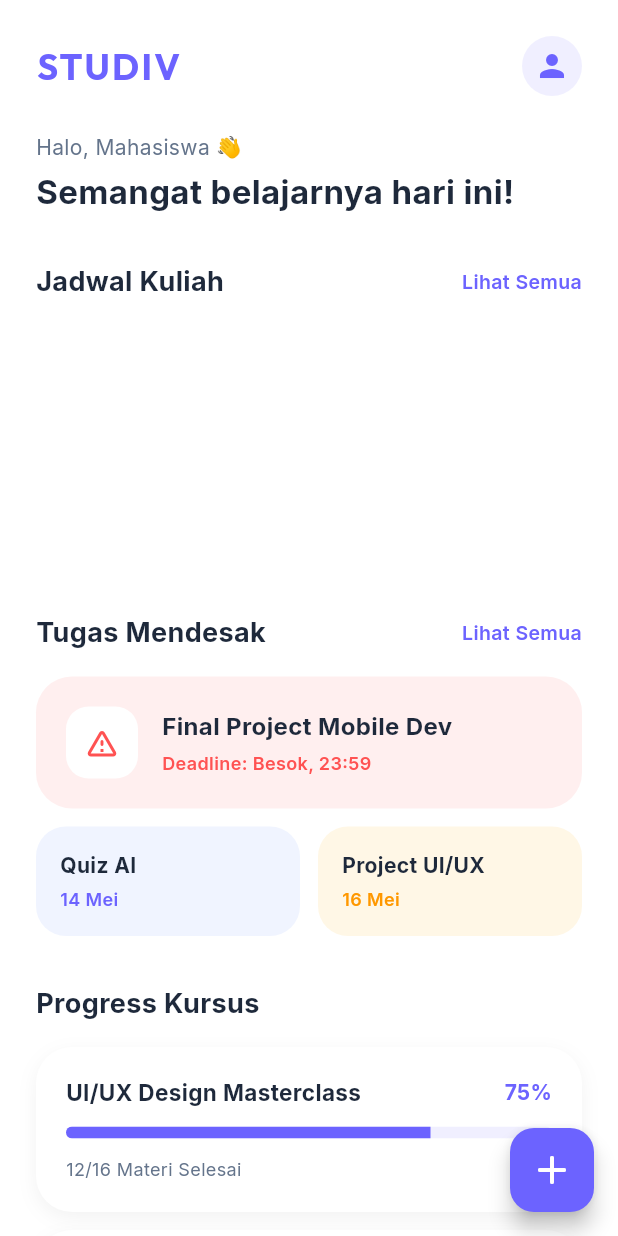
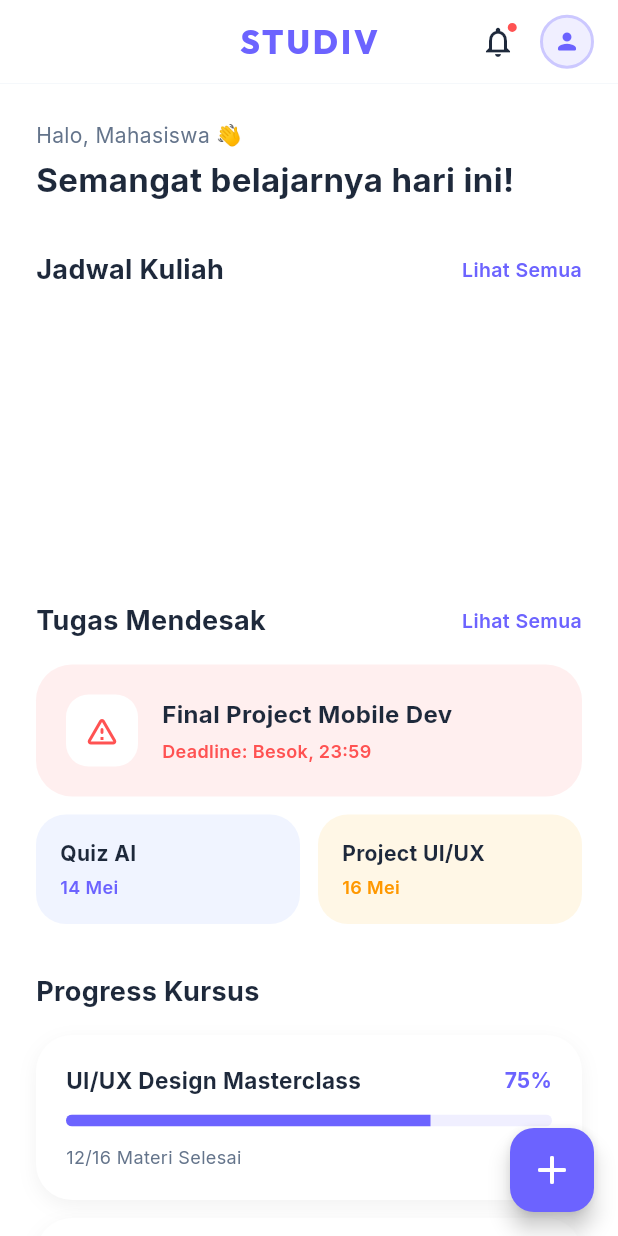
Before and after one commit to mohdikrullah/Studiv, a Flutter app: the DashboardScreen screen opened directly, on a phone screen of 412 x 824 dp. Run offline on Flutter 3.47's test engine with Material 3 defaults, Android fonts, the light colour scheme and no system bars; our stand-ins replace dio, google_fonts, hive, hive_flutter, image_picker, shared_preferences; accounts and stored records are empty.

```diff
--- a/lib/main.dart
+++ b/lib/main.dart
@@ -22,7 +22,7 @@ void main() async {
         ChangeNotifierProvider(create: (_) => ScheduleProvider()),
         ChangeNotifierProvider(create: (_) => AuthProvider()),
         ChangeNotifierProvider(create: (_) => NavigationProvider()),
-        ChangeNotifierProvider(create: (_) => GradeProvider()..loadGrades()),
+        ChangeNotifierProvider(create: (_) => GradeProvider()),
       ],
       child: const MyApp(),
     ),
--- a/lib/screens/dashboard/dashboard_screen.dart
+++ b/lib/screens/dashboard/dashboard_screen.dart
@@ -6,6 +6,7 @@ import '../../providers/auth_provider.dart';
 import '../../providers/schedule_provider.dart';
 import '../../models/schedule_model.dart';
 import '../../providers/navigation_provider.dart';
+import '../../widgets/studiv_app_bar.dart';
 
 class DashboardScreen extends StatefulWidget {
   const DashboardScreen({Key? key}) : super(key: key);
@@ -139,6 +140,18 @@ class _DashboardScreenState extends State<DashboardScreen> {
 
     return Scaffold(
       backgroundColor: AppTheme.backgroundColor,
+      appBar: StudivAppBar(
+        hasNotif: true,
+        onNotifTap: () {
+          // TODO: navigate ke NotificationsScreen
+          ScaffoldMessenger.of(context).showSnackBar(
+            const SnackBar(
+              content: Text('Tidak ada notifikasi baru'),
+              behavior: SnackBarBehavior.floating,
+            ),
+          );
+        },
+      ),
       floatingActionButton: FloatingActionButton(
         onPressed: _showAddScheduleSheet,
         backgroundColor: AppTheme.primaryColor,
@@ -150,40 +163,9 @@ class _DashboardScreenState extends State<DashboardScreen> {
           child: Column(
             crossAxisAlignment: CrossAxisAlignment.start,
             children: [
-              // --- Header ---
+              // --- Sapaan (header manual diganti AppBar di atas) ---
               Padding(
-                padding: const EdgeInsets.all(24.0),
-                child: Row(
-                  mainAxisAlignment: MainAxisAlignment.spaceBetween,
-                  children: [
-                    Text(
-                      'STUDIV',
-                      style: GoogleFonts.outfit(
-                        color: AppTheme.primaryColor,
-                        fontSize: 24,
-                        fontWeight: FontWeight.bold,
-                        letterSpacing: 1.5,
-                      ),
-                    ),
-                    MouseRegion(
-                      cursor: SystemMouseCursors.click,
-                      child: GestureDetector(
-                        onTap: () => navProvider.setIndex(3), // Go to Profile
-                        child: CircleAvatar(
-                          radius: 20,
-                          backgroundColor: AppTheme.primaryColor.withValues(alpha: 0.1),
-                          backgroundImage: user?.profilePicture != null ? NetworkImage(user!.profilePicture!) : null,
-                          child: user?.profilePicture == null ? const Icon(Icons.person, color: AppTheme.primaryColor) : null,
-                        ),
-                      ),
-                    ),
-                  ],
-                ),
-              ),
-
-              // --- Sapaan ---
-              Padding(
-                padding: const EdgeInsets.symmetric(horizontal: 24.0),
+                padding: const EdgeInsets.fromLTRB(24, 24, 24, 0),
                 child: Column(
                   crossAxisAlignment: CrossAxisAlignment.start,
                   children: [
--- a/lib/screens/profile/profile_screen.dart
+++ b/lib/screens/profile/profile_screen.dart
@@ -2,7 +2,11 @@ import 'package:flutter/material.dart';
 import 'package:google_fonts/google_fonts.dart';
 import 'package:provider/provider.dart';
 import '../../providers/auth_provider.dart';
+import '../../providers/schedule_provider.dart';
+import '../../providers/task_provider.dart';
+import '../../providers/grade_provider.dart';
 import '../../theme/app_theme.dart';
+import '../auth/login_screen.dart';
 import 'edit_profile_screen.dart';
 import 'academic_history_screen.dart';
 import 'notifications_screen.dart';
@@ -35,7 +39,19 @@ class ProfileScreen extends StatelessWidget {
         actions: [
           IconButton(
             icon: const Icon(Icons.logout_rounded, color: Colors.redAccent),
-            onPressed: () => authProvider.logout(),
+            onPressed: () async {
+              Provider.of<ScheduleProvider>(context, listen: false).clearData();
+              Provider.of<TaskProvider>(context, listen: false).clearData();
+              Provider.of<GradeProvider>(context, listen: false).clearData();
+              await authProvider.logout();
+              if (context.mounted) {
+                Navigator.pushAndRemoveUntil(
+                  context,
+                  MaterialPageRoute(builder: (context) => const LoginScreen()),
+                  (route) => false,
+                );
+              }
+            },
           ),
           const SizedBox(width: 8),
         ],
--- /dev/null
+++ b/lib/widgets/studiv_app_bar.dart
@@ -0,0 +1,159 @@
+import 'package:flutter/material.dart';
+import 'package:google_fonts/google_fonts.dart';
+import 'package:provider/provider.dart';
+import '../theme/app_theme.dart';
+import '../providers/auth_provider.dart';
+import '../providers/navigation_provider.dart';
+
+// ─────────────────────────────────────────────────────────────
+//  StudivAppBar
+//  Gunakan sebagai `appBar:` pada Scaffold.
+//
+//  Parameter:
+//  • hasNotif   – tampilkan badge merah di ikon lonceng
+//  • onNotifTap – callback tombol lonceng
+// ─────────────────────────────────────────────────────────────
+class StudivAppBar extends StatelessWidget implements PreferredSizeWidget {
+  final bool hasNotif;
+  final VoidCallback? onNotifTap;
+
+  const StudivAppBar({
+    super.key,
+    this.hasNotif = true,
+    this.onNotifTap,
+  });
+
+  @override
+  Size get preferredSize => const Size.fromHeight(56);
+
+  @override
+  Widget build(BuildContext context) {
+    return AppBar(
+      automaticallyImplyLeading: false,
+      backgroundColor: Colors.white,
+      elevation: 0,
+      scrolledUnderElevation: 0.5,
+      shadowColor: Colors.black12,
+      surfaceTintColor: Colors.transparent,
+      bottom: PreferredSize(
+        preferredSize: const Size.fromHeight(0.5),
+        child: Container(height: 0.5, color: AppTheme.slateLight),
+      ),
+      // ─── Title STUDIV (kiri) ───
+      title: Text(
+        'STUDIV',
+        style: GoogleFonts.outfit(
+          color: AppTheme.primaryColor,
+          fontWeight: FontWeight.w800,
+          fontSize: 22,
+          letterSpacing: 2,
+        ),
+      ),
+      titleSpacing: 20,
+      // ─── Actions (kanan) ───
+      actions: [
+        _NotifButton(hasNotif: hasNotif, onTap: onNotifTap),
+        const SizedBox(width: 8),
+        _ProfileAvatar(),
+        const SizedBox(width: 16),
+      ],
+    );
+  }
+}
+
+// ─────────────────────────────────────────────────────────────
+//  _NotifButton — IconButton lonceng + badge merah
+// ─────────────────────────────────────────────────────────────
+class _NotifButton extends StatelessWidget {
+  final bool hasNotif;
+  final VoidCallback? onTap;
+
+  const _NotifButton({required this.hasNotif, this.onTap});
+
+  @override
+  Widget build(BuildContext context) {
+    return MouseRegion(
+      cursor: SystemMouseCursors.click,
+      child: SizedBox(
+        width: 40,
+        height: 40,
+        child: Stack(
+          alignment: Alignment.center,
+          children: [
+            Material(
+              color: Colors.transparent,
+              borderRadius: BorderRadius.circular(20),
+              child: InkWell(
+                borderRadius: BorderRadius.circular(20),
+                onTap: onTap,
+                child: Container(
+                  width: 40,
+                  height: 40,
+                  alignment: Alignment.center,
+                  child: const Icon(
+                    Icons.notifications_outlined,
+                    color: AppTheme.slateDark,
+                    size: 24,
+                  ),
+                ),
+              ),
+            ),
+            // Badge merah
+            if (hasNotif)
+              Positioned(
+                top: 6,
+                right: 6,
+                child: Container(
+                  width: 9,
+                  height: 9,
+                  decoration: BoxDecoration(
+                    color: Colors.redAccent,
+                    shape: BoxShape.circle,
+                    border: Border.all(color: Colors.white, width: 1.5),
+                  ),
+                ),
+              ),
+          ],
+        ),
+      ),
+    );
+  }
+}
+
+// ─────────────────────────────────────────────────────────────
+//  _ProfileAvatar — CircleAvatar yang navigasi ke tab Profil
+// ─────────────────────────────────────────────────────────────
+class _ProfileAvatar extends StatelessWidget {
+  @override
+  Widget build(BuildContext context) {
+    final user = Provider.of<AuthProvider>(context).user;
+    final navProvider = Provider.of<NavigationProvider>(context, listen: false);
+
+    return MouseRegion(
+      cursor: SystemMouseCursors.click,
+      child: GestureDetector(
+        onTap: () => navProvider.setIndex(3),
+        child: Container(
+          decoration: BoxDecoration(
+            shape: BoxShape.circle,
+            border: Border.all(
+              color: AppTheme.primaryColor.withValues(alpha: 0.35),
+              width: 2,
+            ),
+          ),
+          child: CircleAvatar(
+            radius: 16,
+            backgroundColor: AppTheme.primaryColor.withValues(alpha: 0.1),
+            backgroundImage: user?.profilePicture != null
+                ? NetworkImage(user!.profilePicture!)
+                : null,
+            child: user?.profilePicture == null
+                ? Icon(Icons.person_rounded,
+                    size: 18, color: AppTheme.primaryColor)
+                : null,
+          ),
+        ),
+      ),
+    );
+  }
+}
```
